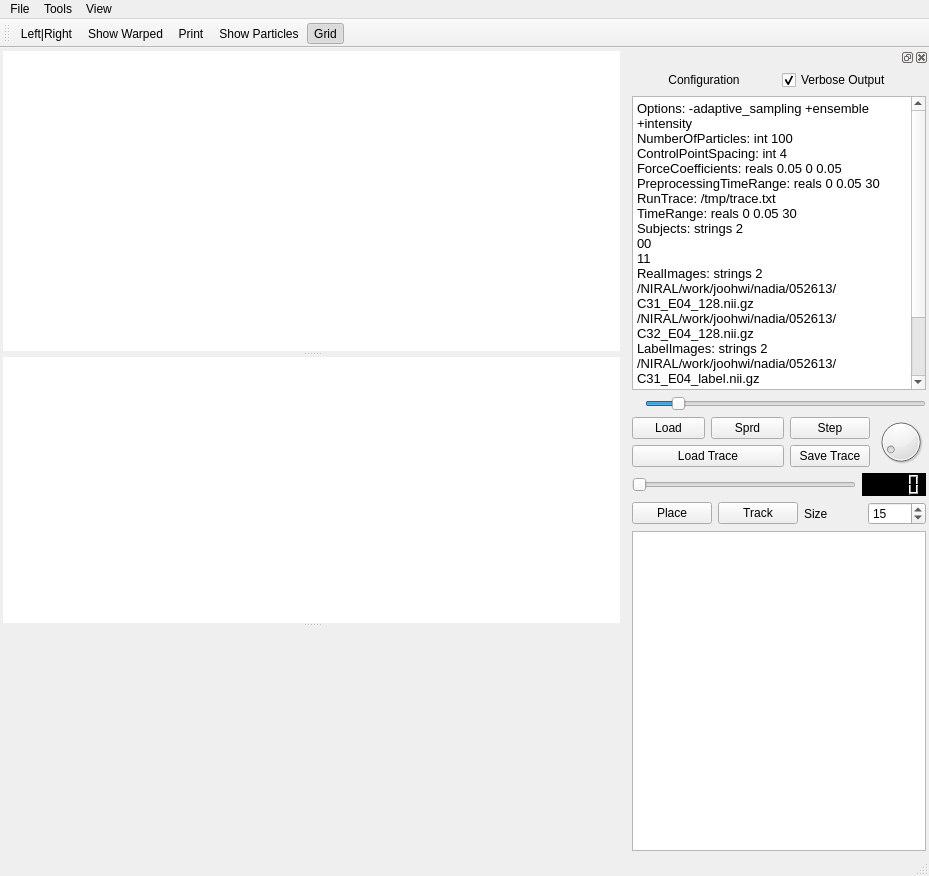
SadeghMSalehi/gradworks, file itkProjects/Particles/simul2d.ui: the form before one commit.
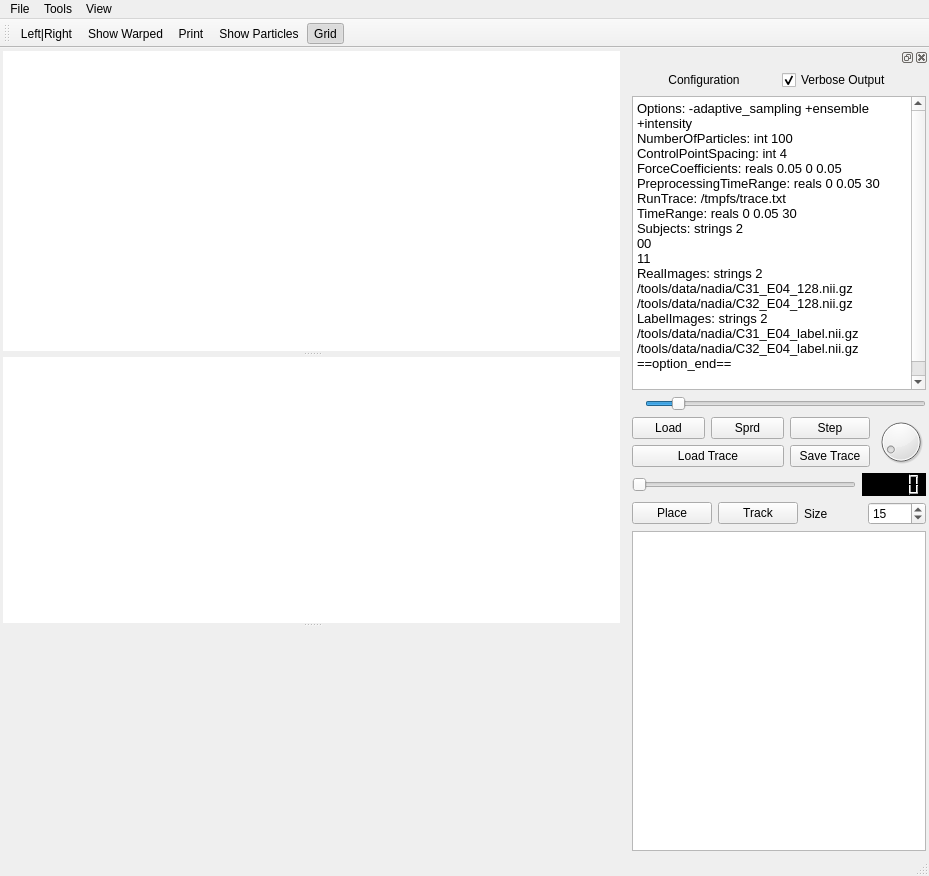
The form after the commit. Icons and pictures are not drawn. Custom widgets are drawn as their Qt base class.

```diff
--- a/itkProjects/Particles/simul2d.ui
+++ b/itkProjects/Particles/simul2d.ui
@@ -266,17 +266,17 @@
 ControlPointSpacing: int 4
 ForceCoefficients: reals 0.05 0 0.05
 PreprocessingTimeRange: reals 0 0.05 30
-RunTrace: /tmp/trace.txt
+RunTrace: /tmpfs/trace.txt
 TimeRange: reals 0 0.05 30
 Subjects: strings 2
 00
 11
 RealImages: strings 2
-/NIRAL/work/joohwi/nadia/052613/C31_E04_128.nii.gz
-/NIRAL/work/joohwi/nadia/052613/C32_E04_128.nii.gz
+/tools/data/nadia/C31_E04_128.nii.gz
+/tools/data/nadia/C32_E04_128.nii.gz
 LabelImages: strings 2
-/NIRAL/work/joohwi/nadia/052613/C31_E04_label.nii.gz
-/NIRAL/work/joohwi/nadia/052613/C32_E04_label.nii.gz
+/tools/data/nadia/C31_E04_label.nii.gz
+/tools/data/nadia/C32_E04_label.nii.gz
 ==option_end==
 </string>
          </property>
```
